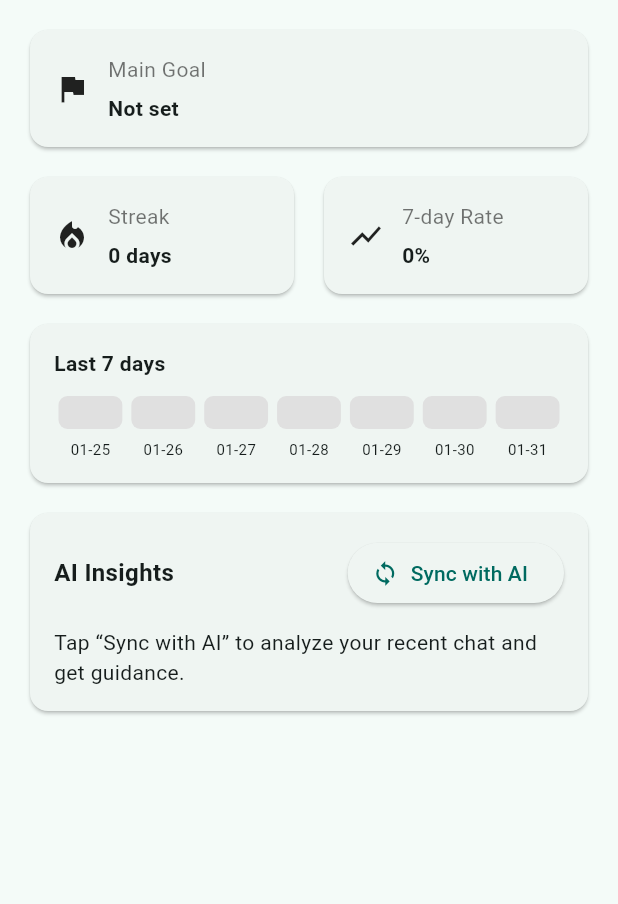
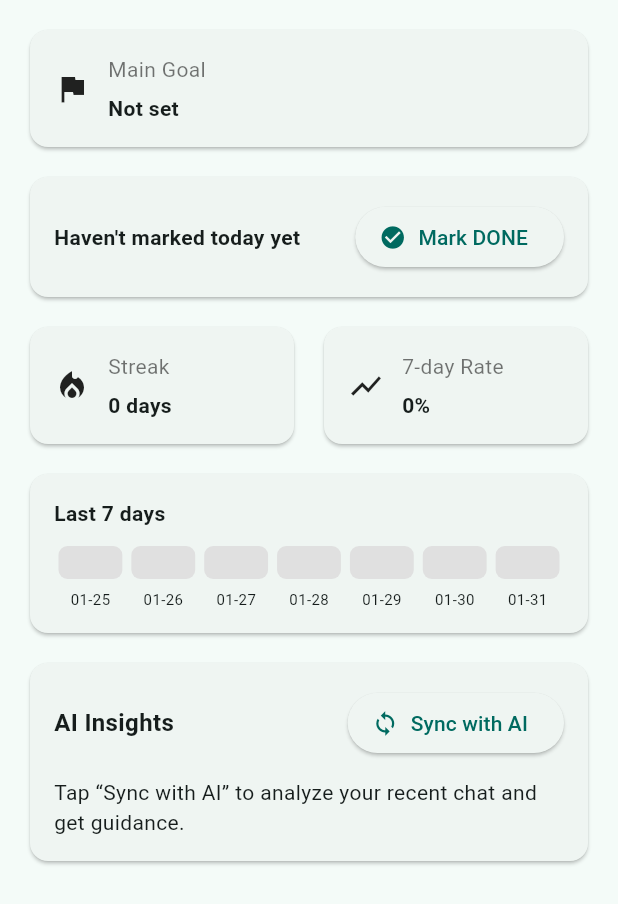
Before and after one commit to Psianturi/flexifit, a Flutter app: the ProgressScreen widget shown alone on an empty page, opened directly, on a phone screen of 412 x 824 dp. Shown: the top 904 px of the screen. Run offline on Flutter 3.47's test engine with Material 3 defaults, Android fonts, the phone set to English and light mode, and no system bars; our stand-ins replace dash_chat_2, shared_preferences; accounts and stored records are empty.

```diff
--- a/frontend/flexifit_app/lib/progress_screen.dart
+++ b/frontend/flexifit_app/lib/progress_screen.dart
@@ -15,10 +15,12 @@ class ProgressScreenState extends State<ProgressScreen> {
   int _streak = 0;
   double _completionRate7d = 0;
   List<Map<String, dynamic>> _trend7d = const [];
+  bool _doneToday = false;
 
   bool _syncing = false;
   String? _aiInsights;
   int? _microHabitsOffered;
+  DateTime? _lastSyncedAt;
 
   @override
   void initState() {
@@ -33,6 +35,10 @@ class ProgressScreenState extends State<ProgressScreen> {
     final streak = ProgressStore.computeStreak(completions);
     final trend = ProgressStore.last7DaysTrend(completions);
     final rate = ProgressStore.completionRate7d(completions);
+    final doneToday =
+        completions[DateTime.now().toIso8601String().substring(0, 10)] ==
+                true ||
+            await ProgressStore.isDoneToday();
 
     if (!mounted) return;
     setState(() {
@@ -40,7 +46,18 @@ class ProgressScreenState extends State<ProgressScreen> {
       _streak = streak;
       _trend7d = trend;
       _completionRate7d = rate;
+      _doneToday = doneToday;
     });
+  }
+
+  Future<void> _markDoneToday() async {
+    await ProgressStore.markDoneToday();
+    await reload();
+  }
+
+  Future<void> _undoDoneToday() async {
+    await ProgressStore.markNotDoneToday();
+    await reload();
   }
 
   Future<void> _syncWithAi() async {
@@ -52,9 +69,9 @@ class ProgressScreenState extends State<ProgressScreen> {
       final goal = _goal ?? 'Stay Healthy';
       final history = (await ProgressStore.getChatHistory())
           .map((m) => {
-            'role': m['role'],
-            'text': m['text'],
-          })
+                'role': m['role'],
+                'text': m['text'],
+              })
           .toList();
 
       final result = await ApiService.getProgressInsights(
@@ -66,6 +83,7 @@ class ProgressScreenState extends State<ProgressScreen> {
       setState(() {
         _aiInsights = result.insights;
         _microHabitsOffered = result.microHabitsOffered;
+        _lastSyncedAt = DateTime.now();
       });
     } catch (_) {
       if (!mounted) return;
@@ -83,6 +101,14 @@ class ProgressScreenState extends State<ProgressScreen> {
   @override
   Widget build(BuildContext context) {
     final goalText = _goal ?? 'Not set';
+    final insightsLines = (_aiInsights ?? '')
+        .split('\n')
+        .map((l) => l.trim())
+        .where((l) => l.isNotEmpty)
+        .map((l) {
+      final normalized = l.startsWith('- ') ? l.substring(2) : l;
+      return normalized.startsWith('• ') ? normalized.substring(2) : normalized;
+    }).toList();
 
     return RefreshIndicator(
       onRefresh: reload,
@@ -93,6 +119,36 @@ class ProgressScreenState extends State<ProgressScreen> {
             title: 'Main Goal',
             value: goalText,
             icon: Icons.flag,
+          ),
+          const SizedBox(height: 12),
+          Card(
+            child: Padding(
+              padding: const EdgeInsets.all(16),
+              child: Row(
+                children: [
+                  Expanded(
+                    child: Text(
+                      _doneToday
+                          ? "Today's done is marked ✅"
+                          : "Haven't marked today yet",
+                      style: const TextStyle(fontWeight: FontWeight.bold),
+                    ),
+                  ),
+                  if (!_doneToday)
+                    ElevatedButton.icon(
+                      onPressed: _markDoneToday,
+                      icon: const Icon(Icons.check_circle),
+                      label: const Text('Mark DONE'),
+                    )
+                  else
+                    OutlinedButton.icon(
+                      onPressed: _undoDoneToday,
+                      icon: const Icon(Icons.undo),
+                      label: const Text('Undo'),
+                    ),
+                ],
+              ),
+            ),
           ),
           const SizedBox(height: 12),
           Row(
@@ -128,7 +184,8 @@ class ProgressScreenState extends State<ProgressScreen> {
                       const Expanded(
                         child: Text(
                           'AI Insights',
-                          style: TextStyle(fontSize: 16, fontWeight: FontWeight.bold),
+                          style: TextStyle(
+                              fontSize: 16, fontWeight: FontWeight.bold),
                         ),
                       ),
                       ElevatedButton.icon(
@@ -137,21 +194,35 @@ class ProgressScreenState extends State<ProgressScreen> {
                             ? const SizedBox(
                                 width: 16,
                                 height: 16,
-                                child: CircularProgressIndicator(strokeWidth: 2),
+                                child:
+                                    CircularProgressIndicator(strokeWidth: 2),
                               )
                             : const Icon(Icons.sync),
                         label: Text(_syncing ? 'Syncing' : 'Sync with AI'),
                       ),
                     ],
                   ),
+                  if (_lastSyncedAt != null) ...[
+                    const SizedBox(height: 6),
+                    Text(
+                      'Last synced: ${_lastSyncedAt!.hour.toString().padLeft(2, '0')}:${_lastSyncedAt!.minute.toString().padLeft(2, '0')}',
+                      style:
+                          const TextStyle(fontSize: 12, color: Colors.black54),
+                    ),
+                  ],
                   const SizedBox(height: 12),
                   if (_microHabitsOffered != null)
-                    Text('Micro-habits offered (estimated): $_microHabitsOffered'),
-                  if (_aiInsights != null) ...[
+                    Text(
+                        'Micro-habits offered (estimated): $_microHabitsOffered'),
+                  if (_aiInsights != null && insightsLines.isNotEmpty) ...[
                     const SizedBox(height: 8),
-                    Text(_aiInsights!),
+                    ...insightsLines.map((l) => Padding(
+                          padding: const EdgeInsets.only(bottom: 6),
+                          child: Text('• $l'),
+                        )),
                   ] else
-                    const Text('Tap “Sync with AI” to analyze your recent chat and get guidance.'),
+                    const Text(
+                        'Tap “Sync with AI” to analyze your recent chat and get guidance.'),
                 ],
               ),
             ),
@@ -188,7 +259,8 @@ class _StatCard extends StatelessWidget {
                 children: [
                   Text(title, style: const TextStyle(color: Colors.black54)),
                   const SizedBox(height: 6),
-                  Text(value, style: const TextStyle(fontWeight: FontWeight.bold)),
+                  Text(value,
+                      style: const TextStyle(fontWeight: FontWeight.bold)),
                 ],
               ),
             ),
@@ -212,7 +284,8 @@ class _TrendCard extends StatelessWidget {
         child: Column(
           crossAxisAlignment: CrossAxisAlignment.start,
           children: [
-            const Text('Last 7 days', style: TextStyle(fontWeight: FontWeight.bold)),
+            const Text('Last 7 days',
+                style: TextStyle(fontWeight: FontWeight.bold)),
             const SizedBox(height: 12),
             Row(
               children: trend.map((d) {
--- a/frontend/flexifit_app/lib/progress_store.dart
+++ b/frontend/flexifit_app/lib/progress_store.dart
@@ -12,6 +12,12 @@ class ProgressStore {
     final m = now.month.toString().padLeft(2, '0');
     final d = now.day.toString().padLeft(2, '0');
     return '$y-$m-$d';
+  }
+
+  static Future<bool> isDoneToday() async {
+    final now = DateTime.now();
+    final completions = await getCompletions();
+    return completions[_todayKey(now)] == true;
   }
 
   static Future<String?> getGoal() async {
@@ -61,7 +67,8 @@ class ProgressStore {
     int streak = 0;
 
     for (int i = 0; i < 3650; i++) {
-      final day = DateTime(base.year, base.month, base.day).subtract(Duration(days: i));
+      final day =
+          DateTime(base.year, base.month, base.day).subtract(Duration(days: i));
       final key = _todayKey(day);
       final done = completions[key] == true;
       if (done) {
@@ -74,7 +81,9 @@ class ProgressStore {
     return streak;
   }
 
-  static List<Map<String, dynamic>> last7DaysTrend(Map<String, bool> completions, {DateTime? now}) {
+  static List<Map<String, dynamic>> last7DaysTrend(
+      Map<String, bool> completions,
+      {DateTime? now}) {
     final base = now ?? DateTime.now();
     final start = DateTime(base.year, base.month, base.day);
 
@@ -88,7 +97,8 @@ class ProgressStore {
     });
   }
 
-  static double completionRate7d(Map<String, bool> completions, {DateTime? now}) {
+  static double completionRate7d(Map<String, bool> completions,
+      {DateTime? now}) {
     final trend = last7DaysTrend(completions, now: now);
     final doneCount = trend.where((d) => d['done'] == true).length;
     return (doneCount / 7.0) * 100.0;
@@ -113,7 +123,8 @@ class ProgressStore {
 
   static Future<void> setChatHistory(List<Map<String, dynamic>> items) async {
     final prefs = await SharedPreferences.getInstance();
-    final trimmed = items.length > 20 ? items.sublist(items.length - 20) : items;
+    final trimmed =
+        items.length > 20 ? items.sublist(items.length - 20) : items;
     await prefs.setString(chatHistoryKey, jsonEncode(trimmed));
   }
 }
```
Also changed, not shown: frontend/flexifit_app/lib/api_service.dart (+18 -7 lines), 4 other files.
